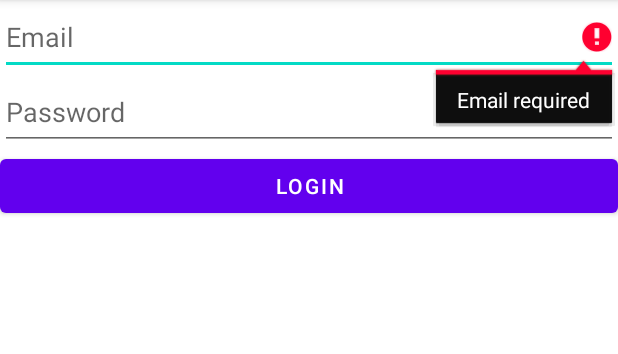
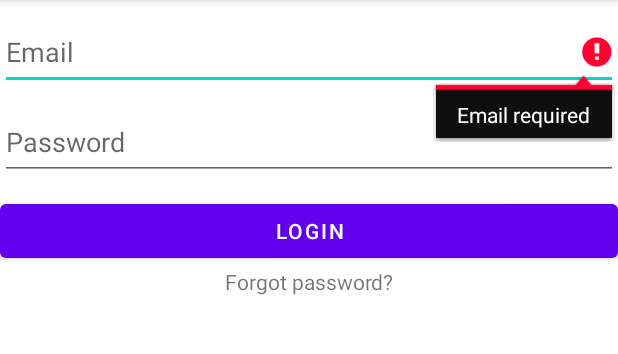
Before and after one commit to MustafaJ98/14days, an Android app: the LoginActivity screen opened directly, with no data from a screen before it, after a tap on "LOGIN", on a phone screen of 412 x 824 dp, the part 84-438 px from its top. Run offline under Robolectric (Android 15) with nearby library versions, the phone set to English and light mode, and no system bars; our stand-ins replace Firebase (no records; nobody signed in at launch, a user with empty details on screens opened directly).

Commit message:
Fixed notification, added forgot password

```diff
--- a/app/src/main/AndroidManifest.xml
+++ b/app/src/main/AndroidManifest.xml
@@ -4,7 +4,6 @@
 
     <uses-permission android:name="android.permission.CAMERA" />
     <uses-permission android:name="android.permission.WRITE_EXTERNAL_STORAGE" />
-
 
     <application
         android:allowBackup="true"
@@ -13,7 +12,9 @@
         android:roundIcon="@mipmap/ic_launcher_round"
         android:supportsRtl="true"
         android:theme="@style/Theme.14days">
-        <activity android:name=".AddContactManuallyActivity"></activity>
+        <activity android:name=".ForgotPasswordActivity"></activity>
+        <activity android:name=".NotificationActivity" />
+        <activity android:name=".AddContactManuallyActivity" />
         <activity android:name=".RegisterActivity" />
         <activity android:name=".LoginActivity" />
         <activity android:name=".ChooseLoginRegistrationActivity" />
--- a/app/src/main/java/com/app/a14days/LoginActivity.java
+++ b/app/src/main/java/com/app/a14days/LoginActivity.java
@@ -8,6 +8,7 @@ import android.os.Bundle;
 import android.view.View;
 import android.widget.Button;
 import android.widget.EditText;
+import android.widget.TextView;
 import android.widget.Toast;
 
 import com.google.android.gms.tasks.OnCompleteListener;
@@ -21,6 +22,7 @@ import java.util.concurrent.Executor;
 
 public class LoginActivity extends AppCompatActivity {
     private Button mlogin;
+    private TextView mForgotPassword;
     private EditText mName, mEmail, mPassword;
     private FirebaseAuth mAuth;
     private FirebaseAuth.AuthStateListener firebaseAuthStateListener;
@@ -30,30 +32,16 @@ public class LoginActivity extends AppCompatActivity {
         super.onCreate(savedInstanceState);
         setContentView(R.layout.activity_login);
 
-//        firebaseAuthStateListener = new FirebaseAuth.AuthStateListener() {
-//            @Override
-//            public void onAuthStateChanged(@NonNull FirebaseAuth firebaseAuth) {
-//            FirebaseUser user = FirebaseAuth.getInstance().getCurrentUser();
-//            if (user != null) {
-//                Toast.makeText(LoginActivity.this , "Logging in", Toast.LENGTH_SHORT).show();
-//                Intent intent = new Intent(getApplication(), MainActivity.class);
-//                intent.addFlags(Intent.FLAG_ACTIVITY_CLEAR_TOP);
-//                startActivity(intent);
-//                finish();
-//                return;
-//            }
-//            }
-//        };
-
         mAuth = FirebaseAuth.getInstance();
         mlogin = findViewById(R.id.Login);
         mEmail= findViewById(R.id.Email);
         mPassword = findViewById(R.id.Password);
+        mForgotPassword = findViewById(R.id.forgotPassword);
 
         mlogin.setOnClickListener(new View.OnClickListener() {
             @Override
             public void onClick(View v) {
-                final String email = mEmail.getText().toString();
+                final String email = mEmail.getText().toString().trim();
                 final String password = mPassword.getText().toString();
 
                 if (email.isEmpty()) {
@@ -65,8 +53,7 @@ public class LoginActivity extends AppCompatActivity {
                     mPassword.requestFocus();
                 }
                 else{
-                    mlogin.setText("Logging in");
-
+                    mlogin.setText("Logging in...");
                     mAuth.signInWithEmailAndPassword(email, password).addOnCompleteListener(LoginActivity.this, new OnCompleteListener<AuthResult>() {
                         @Override
                         public void onComplete(@NonNull Task<AuthResult> task) {
@@ -89,6 +76,16 @@ public class LoginActivity extends AppCompatActivity {
             }
         });
 
+        mForgotPassword.setOnClickListener(new View.OnClickListener() {
+            @Override
+            public void onClick(View v) {Intent intent = new Intent(getApplication(), ForgotPasswordActivity.class);
+                intent.addFlags(Intent.FLAG_ACTIVITY_CLEAR_TOP);
+                startActivity(intent);
+                finish();
+                return;
+            }
+        });
+
     }
 
     @Override
--- a/app/src/main/java/com/app/a14days/RecyclerView_Config.java
+++ b/app/src/main/java/com/app/a14days/RecyclerView_Config.java
@@ -1,6 +1,7 @@
 package com.app.a14days;
 
 import android.content.Context;
+import android.graphics.Color;
 import android.view.LayoutInflater;
 import android.view.View;
 import android.view.ViewGroup;
@@ -42,6 +43,9 @@ public class RecyclerView_Config {
 
         public void bind(Contact contact, String key){
             myContactName.setText(contact.getContactName());
+            if (contact.isCovid_positive()) {
+                myContactName.setTextColor(Color.RED);
+            }
             myContactDate.setText(contact.getContactDate());
             String remainingDays = calculateRemainingTime(contact.getContactDate());
             myRemainingDays.setText(remainingDays);
--- a/app/src/main/res/layout/activity_login.xml
+++ b/app/src/main/res/layout/activity_login.xml
@@ -4,13 +4,15 @@
     xmlns:tools="http://schemas.android.com/tools"
     android:layout_width="match_parent"
     android:layout_height="match_parent"
-    tools:context=".LoginActivity"
-    android:orientation="vertical">
+    android:gravity="center_horizontal"
+    android:orientation="vertical"
+    tools:context=".LoginActivity">
 
     <EditText
         android:id="@+id/Email"
         android:layout_width="match_parent"
         android:layout_height="50dp"
+        android:layout_marginTop="10dp"
         android:hint="Email"
 
         />
@@ -19,14 +21,22 @@
         android:id="@+id/Password"
         android:layout_width="match_parent"
         android:layout_height="50dp"
+        android:layout_marginTop="10dp"
         android:hint="Password"
         android:inputType="textPassword" />
 
     <Button
+        android:id="@+id/Login"
         android:layout_width="match_parent"
         android:layout_height="wrap_content"
-        android:text="Login"
-        android:id="@+id/Login"
-        />
+        android:layout_marginTop="10dp"
+        android:text="Login" />
 
+    <TextView
+        android:id="@+id/forgotPassword"
+        android:layout_width="match_parent"
+        android:layout_height="wrap_content"
+        android:gravity="center"
+        android:text="Forgot password?"
+        android:textColorHighlight="#FFFFFFFF" />
 </LinearLayout>
--- a/app/src/main/res/layout/activity_register.xml
+++ b/app/src/main/res/layout/activity_register.xml
@@ -5,6 +5,7 @@
     android:layout_width="match_parent"
     android:layout_height="match_parent"
     tools:context=".LoginActivity"
+    android:gravity="center_horizontal"
     android:orientation="vertical">
 
     <EditText
@@ -17,6 +18,7 @@
         android:id="@+id/Email"
         android:layout_width="match_parent"
         android:layout_height="50dp"
+        android:layout_marginTop="10dp"
         android:hint="Email" />
 
     <EditText
@@ -24,12 +26,14 @@
         android:layout_width="match_parent"
         android:layout_height="50dp"
         android:hint="Password"
+        android:layout_marginTop="10dp"
         android:inputType="textPassword" />
 
     <Button
         android:layout_width="match_parent"
         android:layout_height="wrap_content"
         android:text="Sign up"
+        android:layout_marginTop="10dp"
         android:id="@+id/Signup"
         />
 
```
Also changed, not shown: app/src/main/java/com/app/a14days/CovidCheckAndBroadcast.java (+48 -25 lines), app/src/main/java/com/app/a14days/ForgotPasswordActivity.java (added, +58 -0 lines), app/src/main/java/com/app/a14days/NotificationActivity.java (added, +27 -0 lines), app/src/main/res/drawable/user_alert.xml (added, +10 -0 lines), app/src/main/res/layout/activity_forgot_password.xml (added, +46 -0 lines), app/src/main/res/layout/activity_notification.xml (added, +19 -0 lines).
